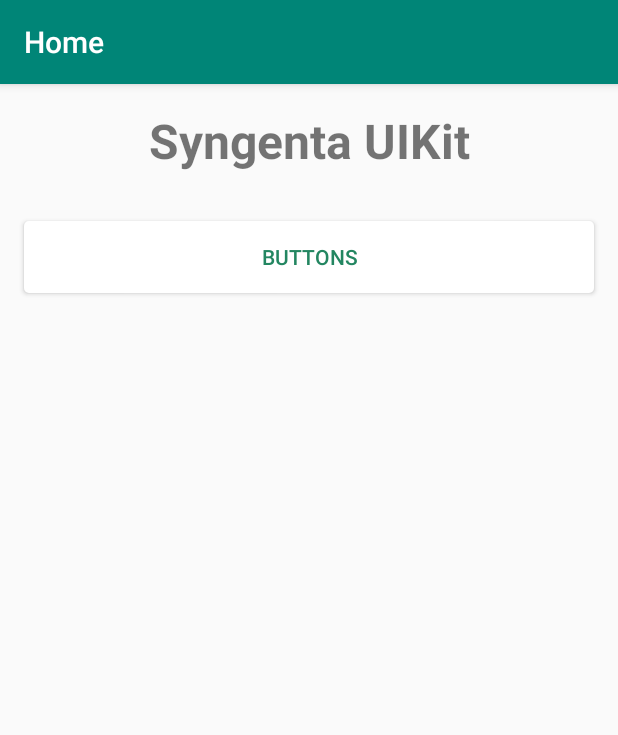
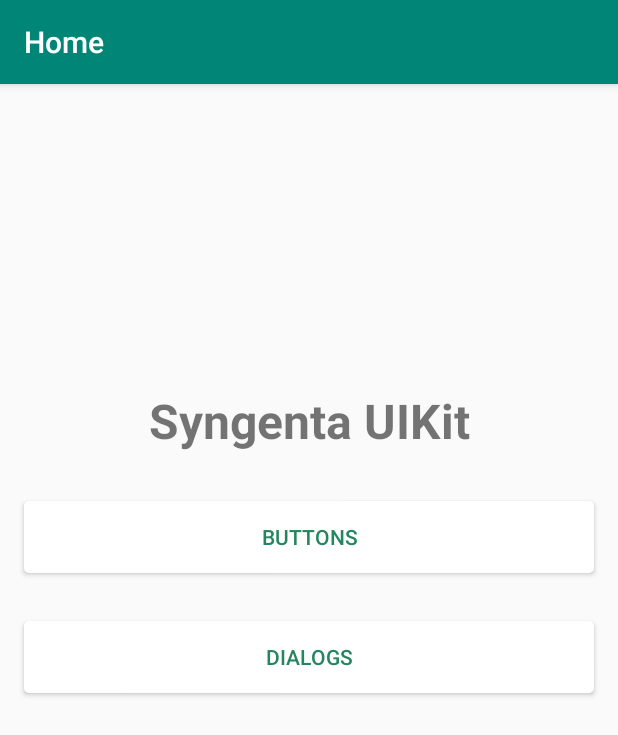
Before and after one commit to syngenta-digital/mobile-android-ui-kit, an Android app: the screen it shows after launch (MainActivity), on a phone screen of 412 x 824 dp. Shown: the top 735 px of the screen. Run offline under Robolectric (Android 15) with nearby library versions, the phone set to English and light mode, and no system bars.

Commit message:
Custom dialog

```diff
--- a/demo/src/main/java/com/syngenta/uikit/fragments/HomeFragment.kt
+++ b/demo/src/main/java/com/syngenta/uikit/fragments/HomeFragment.kt
@@ -25,6 +25,10 @@ class HomeFragment : Fragment() {
         button_buttons.setOnClickListener {
             (activity as MainActivity).showButtonsLayout()
         }
+
+        button_dialogs.setOnClickListener {
+            (activity as MainActivity).showDialogsLayout()
+        }
     }
 
     override fun onResume() {
--- a/demo/src/main/res/layout/fragment_home.xml
+++ b/demo/src/main/res/layout/fragment_home.xml
@@ -6,16 +6,23 @@
     android:layout_height="match_parent"
     tools:context=".fragments.HomeFragment">
 
+    <LinearLayout
+        android:layout_width="match_parent"
+        android:layout_height="wrap_content"
+        android:layout_marginBottom="160dp"
+        android:orientation="vertical"
+        app:layout_constraintBottom_toBottomOf="parent"
+        app:layout_constraintTop_toTopOf="parent">
+
         <TextView
             android:id="@+id/text_heading"
             android:layout_width="match_parent"
             android:layout_height="wrap_content"
             android:gravity="center"
             android:padding="16dp"
-        android:text="@string/syngenta_uikit"
+            android:text="@string/syngenta_ui_kit"
             android:textSize="32sp"
-        android:textStyle="bold"
-        app:layout_constraintTop_toTopOf="parent" />
+            android:textStyle="bold" />
 
         <com.syngenta.uikit_android.StyledButton
             android:id="@+id/button_buttons"
@@ -23,7 +30,16 @@
             android:layout_height="wrap_content"
             android:layout_margin="16dp"
             android:text="@string/buttons"
-        app:layout_constraintTop_toBottomOf="@id/text_heading"
             app:type="text" />
 
+        <com.syngenta.uikit_android.StyledButton
+            android:id="@+id/button_dialogs"
+            android:layout_width="match_parent"
+            android:layout_height="wrap_content"
+            android:layout_margin="16dp"
+            android:text="@string/dialogs"
+            app:type="text" />
+
+    </LinearLayout>
+
 </androidx.constraintlayout.widget.ConstraintLayout>
--- a/demo/src/main/res/values/strings.xml
+++ b/demo/src/main/res/values/strings.xml
@@ -4,7 +4,10 @@
     <string name="secondary_button">Secondary Button</string>
     <string name="tertiary_button">Tertiary Button</string>
     <string name="text_button">Text Button</string>
-    <string name="syngenta_uikit">Syngenta UIKit</string>
+    <string name="syngenta_ui_kit">Syngenta UIKit</string>
     <string name="home">Home</string>
     <string name="buttons">Buttons</string>
+    <string name="hello_blank_fragment">Hello blank fragment</string>
+    <string name="dialogs">Dialogs</string>
+    <string name="show_simple_dialog">Show Simple Dialog</string>
 </resources>
--- a/uikit-android/src/main/java/com/syngenta/uikit_android/Buttons.kt
+++ b/uikit-android/src/main/java/com/syngenta/uikit_android/Buttons.kt
@@ -10,8 +10,6 @@ import android.widget.Button
 import androidx.annotation.ColorInt
 import androidx.core.graphics.ColorUtils
 
-class StyledButton : Button {
-
 enum class ColorGroup {
     TEAL,
     ORANGE,
@@ -19,6 +17,8 @@ class StyledButton : Button {
     BLUE,
     YELLOW
 }
+
+class StyledButton : Button {
 
     enum class ButtonType {
         PRIMARY,
```
Also changed, not shown: demo/src/main/java/com/syngenta/uikit/MainActivity.kt (+11 -2 lines), demo/src/main/java/com/syngenta/uikit/fragments/ButtonsFragment.kt (+7 -7 lines), demo/src/main/java/com/syngenta/uikit/fragments/DialogsFragment.kt (added, +55 -0 lines), demo/src/main/res/layout/fragment_dialogs.xml (added, +19 -0 lines), uikit-android/src/main/java/com/syngenta/uikit_android/StyledDialog.kt (added, +93 -0 lines), uikit-android/src/main/res/layout/styled_dialog.xml (added, +44 -0 lines). Lines whose indentation alone changed are shown as unchanged.
